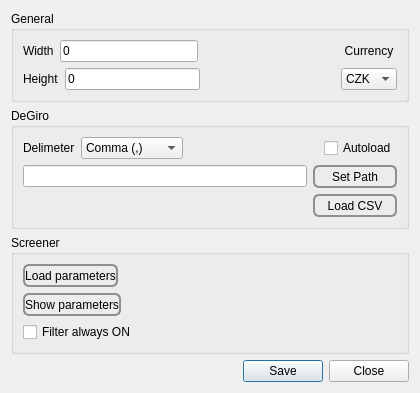
Old version of the form settingsform.ui in the repository ado130/SPM.
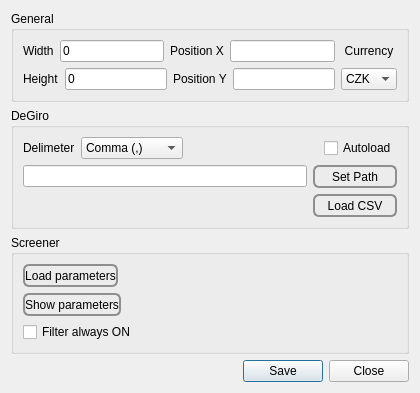
New version of the form.

Commit message: Fixed filter inputs, Fixed last opened tab, Added window position

Diff of the .ui file:
```diff
--- a/settingsform.ui
+++ b/settingsform.ui
@@ -45,17 +45,14 @@
            </widget>
           </item>
           <item>
-           <spacer name="horizontalSpacer_6">
-            <property name="orientation">
-             <enum>Qt::Horizontal</enum>
+           <widget class="QLabel" name="label_5">
+            <property name="text">
+             <string>Position X</string>
             </property>
-            <property name="sizeHint" stdset="0">
-             <size>
-              <width>40</width>
-              <height>20</height>
-             </size>
-            </property>
-           </spacer>
+           </widget>
+          </item>
+          <item>
+           <widget class="QLineEdit" name="lePosX"/>
           </item>
          </layout>
         </item>
@@ -76,17 +73,14 @@
            </widget>
           </item>
           <item>
-           <spacer name="horizontalSpacer_7">
-            <property name="orientation">
-             <enum>Qt::Horizontal</enum>
+           <widget class="QLabel" name="label_6">
+            <property name="text">
+             <string>Position Y</string>
             </property>
-            <property name="sizeHint" stdset="0">
-             <size>
-              <width>40</width>
-              <height>20</height>
-             </size>
-            </property>
-           </spacer>
+           </widget>
+          </item>
+          <item>
+           <widget class="QLineEdit" name="lePosY"/>
           </item>
          </layout>
         </item>
```
The commit also changes 9 other files.
